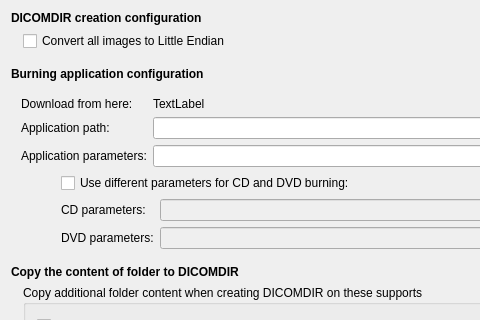
First picture: the form in starviewer/src/inputoutput/qdicomdirconfigurationscreenbase.ui, repository starviewer-medical/starviewer, before the edit; both pictures show x 0 to 480 and y 0 to 320 of the 652 by 592 pixel window.
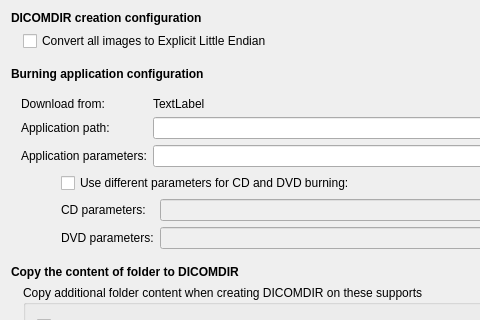
Second picture: the form after the edit. Icons and pictures are not drawn.

The edit to the form file:
```diff
--- a/starviewer/src/inputoutput/qdicomdirconfigurationscreenbase.ui
+++ b/starviewer/src/inputoutput/qdicomdirconfigurationscreenbase.ui
@@ -67,7 +67,7 @@
      <item>
       <widget class="QCheckBox" name="m_checkBoxConvertDICOMDIRImagesToLittleEndian">
        <property name="text">
-        <string>Convert all images to Little Endian</string>
+        <string>Convert all images to Explicit Little Endian</string>
        </property>
       </widget>
      </item>
@@ -181,7 +181,7 @@
        <item row="0" column="0">
         <widget class="QLabel" name="m_burningApplicationDownloadURLLabel">
          <property name="text">
-          <string>Download from here:</string>
+          <string>Download from:</string>
          </property>
         </widget>
        </item>
```
